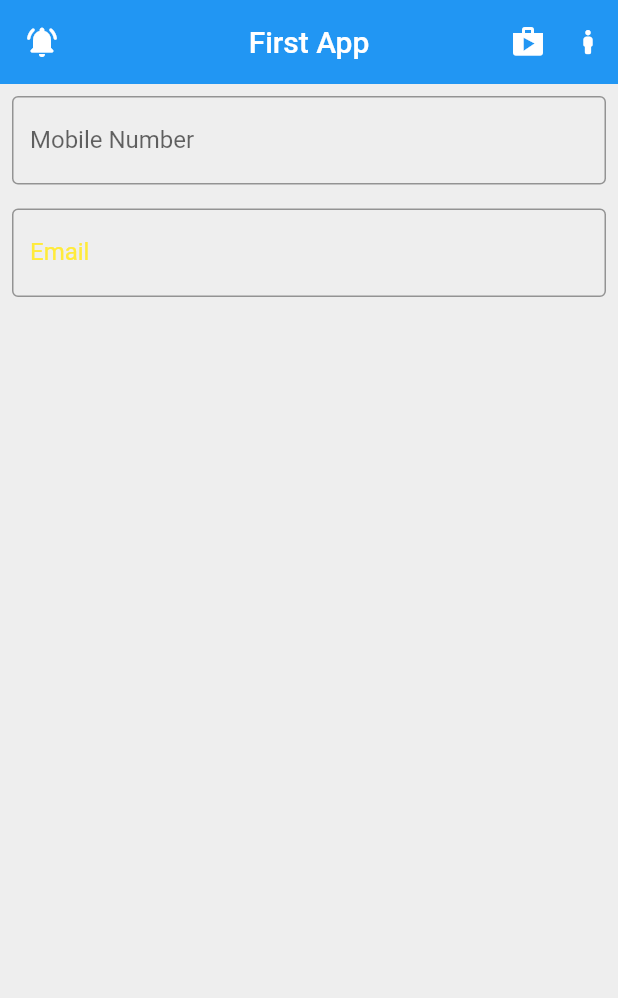
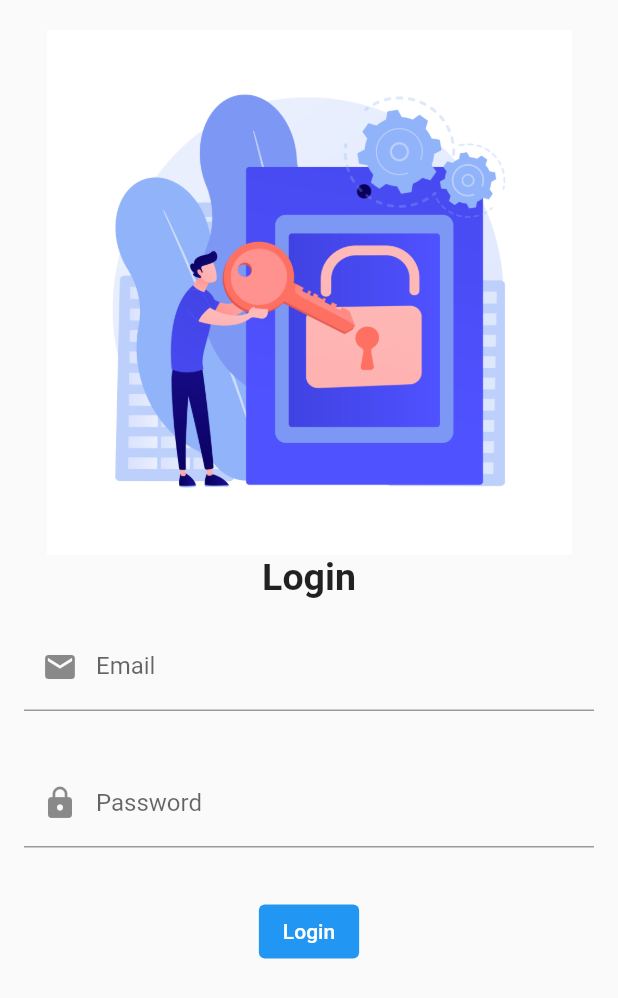
Before and after one commit to Darkethic06/Flutter2023, a Flutter app: the screen it shows after launch, on a phone screen of 412 x 824 dp. Shown: the top 998 px of the screen. Run offline on Flutter 3.47's test engine with Material 2 defaults, Android fonts, the phone set to English and light mode, and no system bars.

Commit message:
Class of 16.01.2023

```diff
--- a/lib/main.dart
+++ b/lib/main.dart
@@ -1,5 +1,6 @@
 import 'package:flutter/material.dart';
 import 'package:koushik/pages/home.dart';
+import 'package:koushik/pages/login.dart';
 
 void main() {
   runApp(const MyApp());
@@ -10,11 +11,12 @@ class MyApp extends StatelessWidget {
   @override
   Widget build(BuildContext context) {
     return MaterialApp(
+      debugShowCheckedModeBanner: false,
       title: 'Koushik',
       theme: ThemeData(
         primarySwatch: Colors.blue,
       ),
-      home: HomePage(),
+      home: LoginPage(),
     );
   }
 }
--- /dev/null
+++ b/lib/pages/login.dart
@@ -0,0 +1,77 @@
+import 'package:flutter/material.dart';
+import 'package:flutter/src/widgets/container.dart';
+import 'package:flutter/src/widgets/framework.dart';
+
+class LoginPage extends StatefulWidget {
+  const LoginPage({super.key});
+
+  @override
+  State<LoginPage> createState() => _LoginPageState();
+}
+
+class _LoginPageState extends State<LoginPage> {
+  TextEditingController controller = TextEditingController();
+
+  @override
+  Widget build(BuildContext context) {
+    return Scaffold(
+        body: SafeArea(
+            child: SingleChildScrollView(
+      child: Container(
+        child: Center(
+            child: Column(children: [
+          SizedBox(
+            height: 20,
+          ),
+          Image(
+            height: 350,
+            width: MediaQuery.of(context).size.width,
+            image: AssetImage(
+              'assets/login.jpg',
+            ),
+          ),
+          Text(
+            "Login",
+            style: TextStyle(fontSize: 25, fontWeight: FontWeight.bold),
+          ),
+          Padding(
+            padding: const EdgeInsets.all(16.0),
+            child: TextField(
+              controller: controller,
+              keyboardType: TextInputType.emailAddress,
+              decoration: InputDecoration(
+                  label: Text("Email "),
+                  prefixIcon: Icon(Icons.email),
+                  floatingLabelBehavior: FloatingLabelBehavior.never),
+            ),
+          ),
+          Padding(
+            padding: const EdgeInsets.all(16.0),
+            child: TextField(
+              keyboardType: TextInputType.emailAddress,
+              decoration: InputDecoration(
+                suffixText: "forgot?",
+                label: Text("Password"),
+                prefixIcon: Icon(Icons.lock),
+              ),
+            ),
+          ),
+          Padding(
+            padding: EdgeInsets.all(16.0),
+            child: ElevatedButton(
+              child: Text("Login"),
+              style: ElevatedButton.styleFrom(
+                  // foreground
+                  elevation: 0),
+              onPressed: () {
+                setState(() {
+                  print(controller.text);
+                });
+              },
+            ),
+          )
+        ])),
+      ),
+    )));
+  }
+}
--- a/pubspec.yaml
+++ b/pubspec.yaml
@@ -60,9 +60,9 @@ flutter:
   uses-material-design: true
 
   # To add assets to your application, add an assets section, like this:
-  # assets:
-  #   - images/a_dot_burr.jpeg
-  #   - images/a_dot_ham.jpeg
+  assets:
+    - assets/
+    # - images/a_dot_ham.jpeg
 
   # An image asset can refer to one or more resolution-specific "variants", see
   # https://flutter.dev/assets-and-images/#resolution-aware
```
Also changed, not shown: assets/login.jpg (added).
